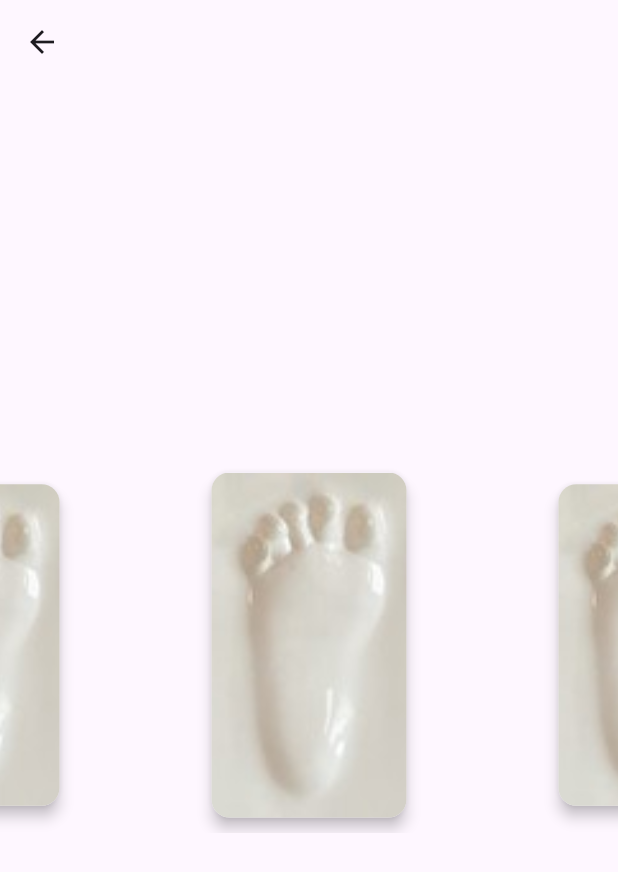
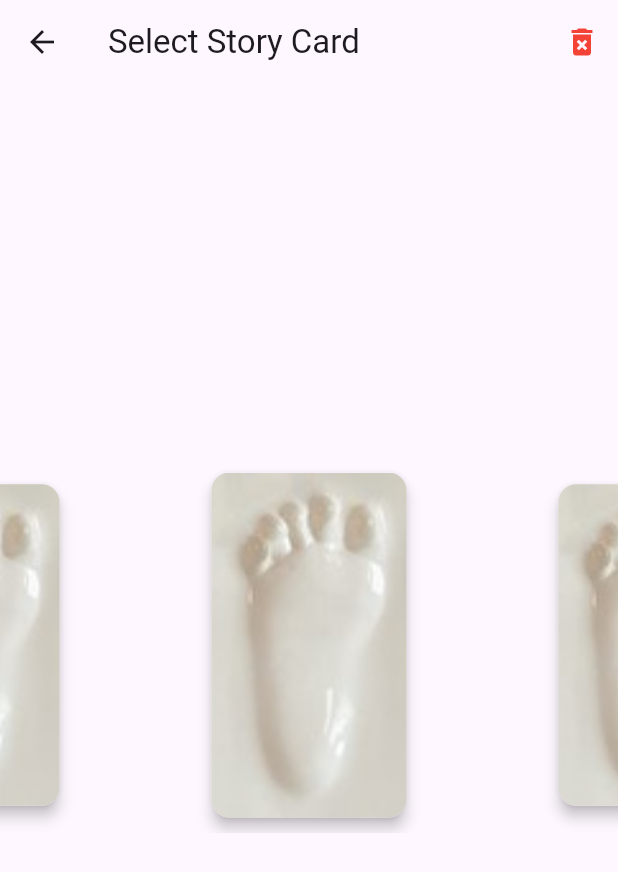
Before and after one commit to unearthcreator/barnbok, a Flutter app: the screen it shows after launch, after a tap on "Go to stories", on a phone screen of 412 x 824 dp. Shown: the top 872 px of the screen. Run offline on Flutter 3.47's test engine with Material 3 defaults, Android fonts, the phone set to English and light mode, and no system bars; our stand-ins replace hive, hive_flutter, logger; accounts and stored records are empty.

Commit message:
Added a button to clear everything from hive in story_selector_screen.dart

```diff
--- a/lib/features/menu_screens/story_selector_screen.dart
+++ b/lib/features/menu_screens/story_selector_screen.dart
@@ -1,32 +1,155 @@
 // lib/features/menu_screens/story_selector_screen.dart
 
 import 'package:flutter/material.dart';
+import 'package:hive/hive.dart'; // Import Hive
 
-// Import the new carousel widget
-// Replace 'barnbok' with your actual project name if different
+// Adjust paths as needed
 import 'package:barnbok/features/menu_screens/widgets/story_carousel.dart';
+import 'package:barnbok/models/card_info.dart';
+import 'package:barnbok/repositories/card_data_repository.dart';
+import 'package:barnbok/repositories/hive_card_data_repository.dart';
 
 
-class StorySelectorScreen extends StatelessWidget {
+// Convert to StatefulWidget to perform actions in initState
+class StorySelectorScreen extends StatefulWidget {
   const StorySelectorScreen({super.key});
 
   @override
+  State<StorySelectorScreen> createState() => _StorySelectorScreenState();
+}
+
+class _StorySelectorScreenState extends State<StorySelectorScreen> {
+
+  @override
+  void initState() {
+    super.initState();
+    // Call the logging function when the widget is first initialized
+    _logSavedCardInfo();
+  }
+
+  // --- Function to fetch and log saved card info ---
+  Future<void> _logSavedCardInfo() async {
+    print("StorySelectorScreen: Attempting to log saved card info...");
+    try {
+      // --- Manually get repository instance (See note in StoryCarousel) ---
+      // Ensure the box is open before accessing
+       if (!Hive.isBoxOpen(HiveCardDataRepository.boxName)) {
+          print("StorySelectorScreen: Warning - Box was not open. Cannot log info.");
+          return; // Exit if box isn't open
+       }
+       final cardInfoBox = Hive.box<CardInfo>(HiveCardDataRepository.boxName);
+       // Check if the box is actually open before creating the repository
+       if (!cardInfoBox.isOpen) {
+         print("StorySelectorScreen: Error - Box is not open despite Hive.isBoxOpen being true?");
+         return;
+       }
+       final CardDataRepository repository = HiveCardDataRepository(cardInfoBox);
+       // --- End Manual Instance Creation ---
+
+       // Fetch all cards
+       final List<CardInfo> allCards = await repository.getAllCardsSortedByPosition();
+
+       // Log the total count
+       print("StorySelectorScreen: Found ${allCards.length} saved card(s) in the box.");
+
+       // Log the position index for each card
+       if (allCards.isNotEmpty) {
+          print("StorySelectorScreen: Saved card positions:");
+          for (final card in allCards) {
+            // Log position index and maybe uniqueId for context
+            print("  - Position Index: ${card.positionIndex} (ID: ${card.uniqueId})");
+          }
+       } else {
+         print("StorySelectorScreen: No cards currently saved.");
+       }
+
+    } catch (e, stackTrace) {
+       print("StorySelectorScreen: Error logging saved card info: $e\n$stackTrace");
+       // Handle error appropriately
+    }
+  }
+  // --- End logging function ---
+
+  // --- Function to clear the Hive box ---
+  Future<void> _clearHiveBox() async {
+     print("StorySelectorScreen: Attempting to clear Hive box...");
+     try {
+        if (!Hive.isBoxOpen(HiveCardDataRepository.boxName)) {
+          print("StorySelectorScreen: Warning - Box was not open. Cannot clear.");
+          return; // Exit if box isn't open
+       }
+       final cardInfoBox = Hive.box<CardInfo>(HiveCardDataRepository.boxName);
+       final int numberOfItems = cardInfoBox.length; // Get count before clearing
+       await cardInfoBox.clear(); // Clear all entries in the box
+       print("StorySelectorScreen: Hive box cleared. Removed $numberOfItems item(s).");
+
+       // Optionally re-log to confirm it's empty
+       await _logSavedCardInfo();
+
+       // Optionally trigger a UI refresh if needed (e.g., if displaying saved data)
+       // setState(() {});
+
+     } catch (e, stackTrace) {
+        print("StorySelectorScreen: Error clearing Hive box: $e\n$stackTrace");
+        // Handle error appropriately (e.g., show a SnackBar)
+     }
+  }
+  // --- End clear function ---
+
+
+  @override
   Widget build(BuildContext context) {
+    // The UI structure remains the same
     return Scaffold(
       appBar: AppBar(
+         title: const Text("Select Story Card"), // Added a title
+         actions: [
+           // Add a temporary clear button to the AppBar for easy access
+           IconButton(
+             icon: const Icon(Icons.delete_forever, color: Colors.red),
+             tooltip: 'Clear All Saved Cards (Debug)',
+             onPressed: () async {
+               // Show a confirmation dialog before clearing
+               final confirm = await showDialog<bool>(
+                 context: context,
+                 builder: (BuildContext context) {
+                   return AlertDialog(
+                     title: const Text('Confirm Clear'),
+                     content: const Text('Are you sure you want to delete ALL saved card data? This cannot be undone.'),
+                     actions: <Widget>[
+                       TextButton(
+                         child: const Text('Cancel'),
+                         onPressed: () {
+                           Navigator.of(context).pop(false); // Return false
+                         },
+                       ),
+                       TextButton(
+                         style: TextButton.styleFrom(foregroundColor: Colors.red),
+                         child: const Text('Clear All Data'),
+                         onPressed: () {
+                           Navigator.of(context).pop(true); // Return true
+                         },
+                       ),
+                     ],
+                   );
+                 },
+               );
+
+               // If the user confirmed, proceed with clearing
+               if (confirm == true) {
+                  await _clearHiveBox();
+               }
+             },
+           ),
+         ],
       ),
-      // --- MODIFIED BODY ---
-      // Replace the simple Text widget with the StoryCarousel
-      body: Column( // Wrap in a Column for potential future additions
-         mainAxisAlignment: MainAxisAlignment.center, // Center vertically
-         children: [
-            // You could add text or other widgets above/below the carousel here
-             StoryCarousel(), // Add the carousel widget instance
-             // Example: Add some space below
-             const SizedBox(height: 20),
-         ],
-       )
-      // --- END MODIFIED BODY ---
+      body: Column(
+        mainAxisAlignment: MainAxisAlignment.center,
+        children: const [ // Use const for static children
+           StoryCarousel(), // The carousel widget instance
+           SizedBox(height: 20),
+        ],
+      )
     );
   }
 }
```
